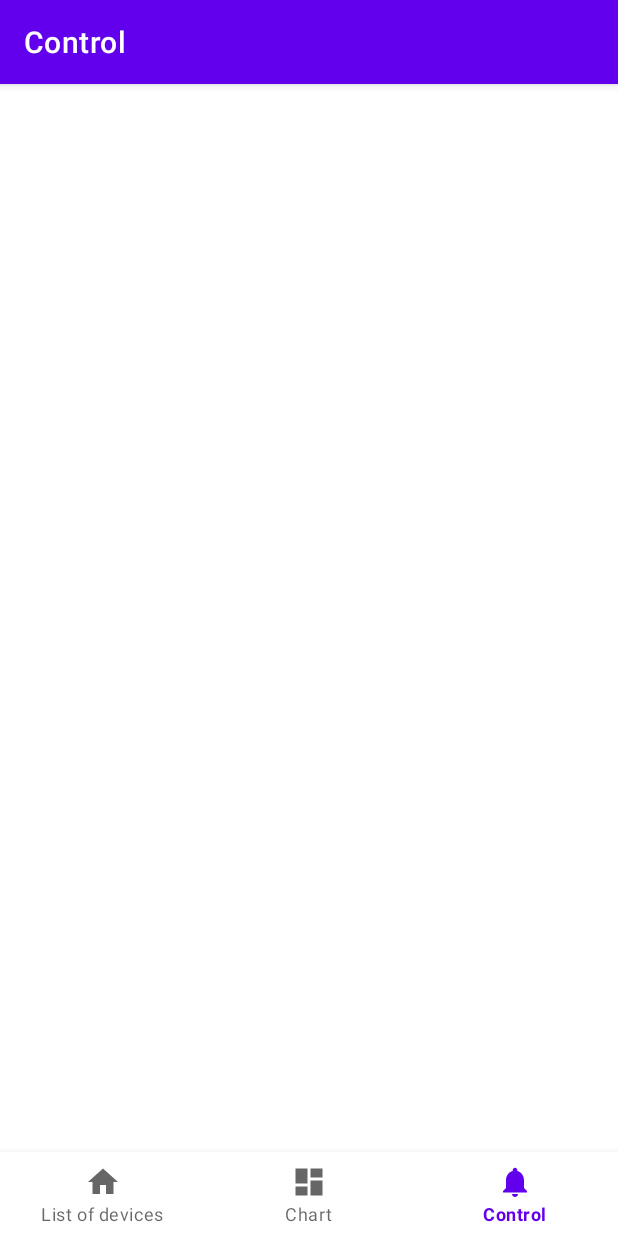
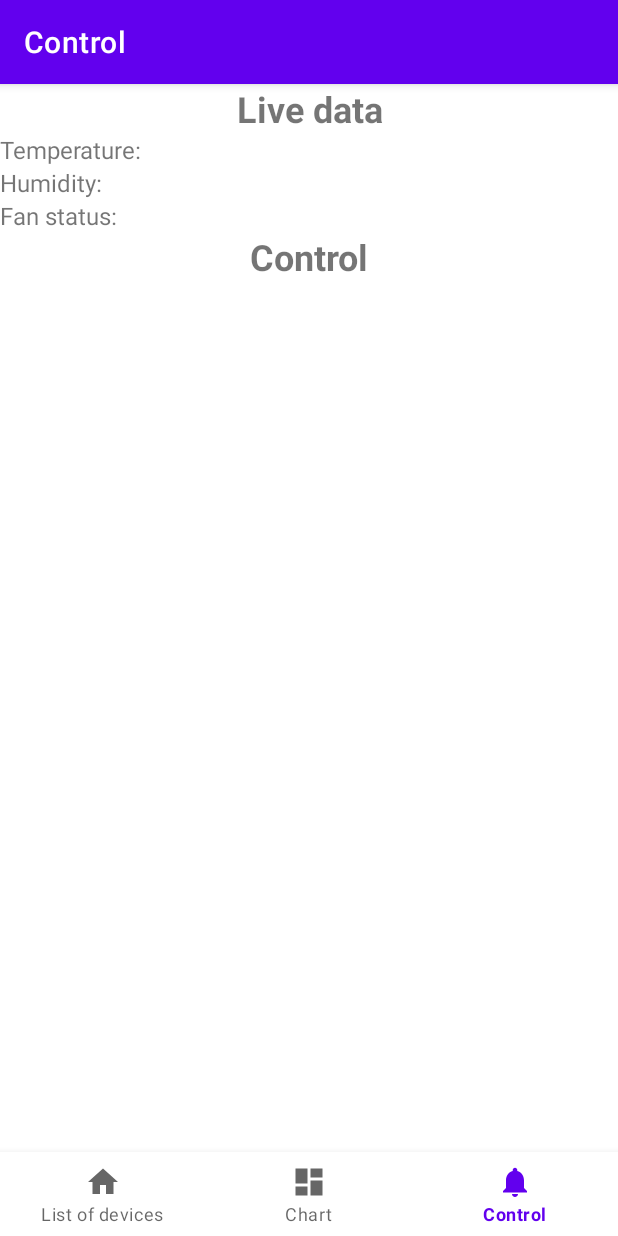
Before and after one commit to michellao/IoT-project, an Android app: the ControlFragment screen opened through its navigation route, on a phone screen of 412 x 824 dp. Run offline under Robolectric (Android 15) with nearby library versions, the phone set to English and light mode, and no system bars; our stand-ins replace Firebase (no records; nobody signed in at launch, a user with empty details on screens opened directly), navigation-ui; 3 statements that could not run were skipped.

Commit message:
Add components for control view

```diff
--- a/Android/app/src/main/res/layout/fragment_control.xml
+++ b/Android/app/src/main/res/layout/fragment_control.xml
@@ -1,6 +1,77 @@
 <?xml version="1.0" encoding="utf-8"?>
 <androidx.constraintlayout.widget.ConstraintLayout xmlns:android="http://schemas.android.com/apk/res/android"
                                                    android:layout_width="match_parent"
-                                                   android:layout_height="match_parent">
+                                                   android:layout_height="match_parent"
+                                                   xmlns:app="http://schemas.android.com/apk/res-auto"
+                                                   xmlns:tools="http://schemas.android.com/tools"
+                                                   tools:context=".ui.control.ControlFragment"
+>
+    <TextView
+            android:id="@+id/title_live_data"
+            android:layout_width="match_parent"
+            android:layout_height="wrap_content"
+            android:textAlignment="center"
+            android:textStyle="bold"
+            android:textSize="24sp"
+            app:layout_constraintTop_toTopOf="parent"
+            app:layout_constraintStart_toStartOf="parent"
+            app:layout_constraintEnd_toEndOf="parent"
+            android:text="@string/title_live_data"
+    />
+
+    <TextView
+            android:id="@+id/temperature_now"
+            android:layout_width="match_parent"
+            android:layout_height="wrap_content"
+            android:textSize="16sp"
+            app:layout_constraintTop_toBottomOf="@id/title_live_data"
+            app:layout_constraintStart_toStartOf="parent"
+            app:layout_constraintEnd_toEndOf="parent"
+            android:text="@string/temperature"
+    />
+
+    <TextView
+            android:id="@+id/humidity_now"
+            android:layout_width="match_parent"
+            android:layout_height="wrap_content"
+            android:textSize="16sp"
+            app:layout_constraintTop_toBottomOf="@id/temperature_now"
+            app:layout_constraintStart_toStartOf="parent"
+            app:layout_constraintEnd_toEndOf="parent"
+            android:text="@string/humidity"
+    />
+
+    <TextView
+            android:id="@+id/fan_status_text"
+            android:layout_width="match_parent"
+            android:layout_height="wrap_content"
+            android:textSize="16sp"
+            app:layout_constraintTop_toBottomOf="@id/humidity_now"
+            app:layout_constraintStart_toStartOf="parent"
+            app:layout_constraintEnd_toEndOf="parent"
+            android:text="@string/fan_status"
+    />
+
+    <TextView
+            android:id="@+id/title_control"
+            android:layout_width="match_parent"
+            android:layout_height="wrap_content"
+            android:textAlignment="center"
+            android:textStyle="bold"
+            android:textSize="24sp"
+            app:layout_constraintTop_toBottomOf="@id/fan_status_text"
+            app:layout_constraintStart_toStartOf="parent"
+            app:layout_constraintEnd_toEndOf="parent"
+            android:text="@string/title_control"
+    />
+
+    <TextView
+            android:id="@+id/fan_control_mode"
+            android:layout_width="match_parent"
+            android:layout_height="wrap_content"
+            app:layout_constraintTop_toBottomOf="@id/title_control"
+            app:layout_constraintStart_toStartOf="parent"
+            app:layout_constraintEnd_toEndOf="parent"
+    />
 
 </androidx.constraintlayout.widget.ConstraintLayout>
--- a/Android/app/src/main/res/values/strings.xml
+++ b/Android/app/src/main/res/values/strings.xml
@@ -3,4 +3,9 @@
     <string name="title_list_devices">List of devices</string>
     <string name="title_chart">Chart</string>
     <string name="title_control">Control</string>
+    <string name="title_live_data">Live data</string>
+    <string name="fan_status">Fan status: </string>
+    <string name="fan_control">Fan control: </string>
+    <string name="temperature">Temperature: </string>
+    <string name="humidity">Humidity: </string>
 </resources>
```
